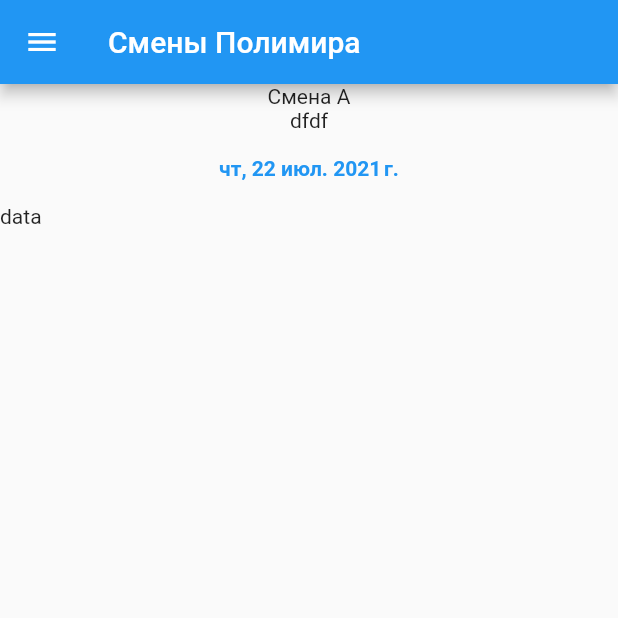
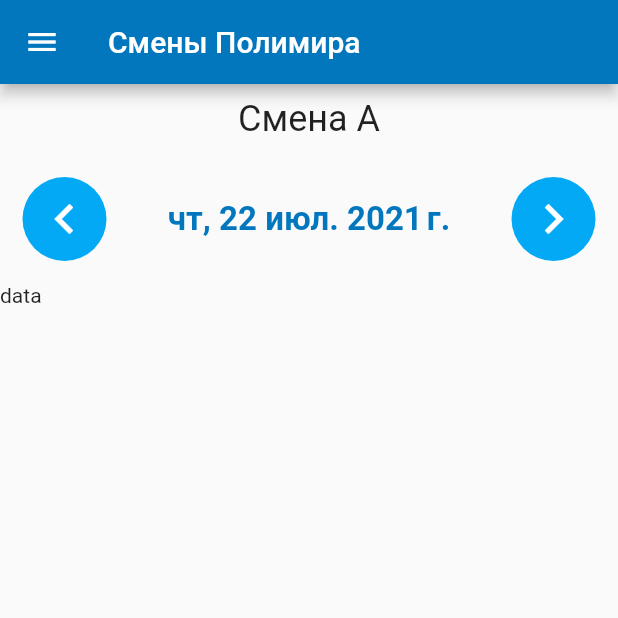
Before and after one commit to amatskevich/calendar_of_factory, a Flutter app: the screen it shows after launch, on a phone screen of 412 x 824 dp, the top half of it. Run offline on Flutter 3.47's test engine with Material 2 defaults, Android fonts, the phone set to English and light mode, and no system bars; Roboto replaces fonts that are missing (Georgia, Hind).

Commit message:
- update versions - refactoring project structure - add shift info widget - add date control widget

```diff
--- a/lib/main.dart
+++ b/lib/main.dart
@@ -3,7 +3,7 @@ import 'package:flutter/material.dart';
 import 'screens/about_screen.dart';
 import 'screens/calendar_screen.dart';
 import 'screens/configuration_screen.dart';
-import 'screens/single_main_screen.dart';
+import 'single_main_screen/single_main_screen.dart';
 
 void main() => runApp(MyApp());
 
@@ -20,7 +20,17 @@ class _MyAppState extends State<MyApp> {
       title: 'Смены Полимира',
       initialRoute: '/',
       theme: ThemeData(
-        primarySwatch: Colors.blue,
+        // brightness: Brightness.dark,
+        primaryColor: Colors.lightBlue[800],
+        accentColor: Colors.cyan[600],
+
+        fontFamily: 'Georgia',
+
+        textTheme: TextTheme(
+          headline1: TextStyle(fontSize: 72.0, fontWeight: FontWeight.bold),
+          headline6: TextStyle(fontSize: 36.0, fontStyle: FontStyle.italic),
+          bodyText2: TextStyle(fontSize: 14.0, fontFamily: 'Hind'),
+        ),
       ),
 //      home: SingleMainScreen(),
       routes: {
--- /dev/null
+++ b/lib/single_main_screen/date_arrow_button.dart
@@ -0,0 +1,25 @@
+import 'package:flutter/material.dart';
+
+class DateArrowButton extends StatelessWidget {
+  final IconData iconData;
+  final VoidCallback func;
+  const DateArrowButton(this.iconData, this.func);
+
+  @override
+  Widget build(BuildContext context) {
+    return Center(
+      child: Ink(
+        decoration: const ShapeDecoration(
+          color: Colors.lightBlue,
+          shape: CircleBorder(),
+        ),
+        child: IconButton(
+          icon: Icon(iconData),
+          iconSize: 40,
+          color: Colors.white,
+          onPressed: func,
+        ),
+      ),
+    );
+  }
+}
--- /dev/null
+++ b/lib/single_main_screen/date_widget.dart
@@ -0,0 +1,70 @@
+import 'package:flutter/cupertino.dart';
+import 'package:flutter/material.dart';
+import 'package:intl/intl.dart';
+
+import 'date_arrow_button.dart';
+
+class DateInfo extends StatefulWidget {
+  const DateInfo({Key? key}) : super(key: key);
+
+  @override
+  _DateInfoState createState() => _DateInfoState();
+}
+
+class _DateInfoState extends State<DateInfo> {
+  DateTime _selectedDate = DateTime.now();
+
+  void _presentDatePicker() {
+    showDatePicker(
+      context: context,
+      initialDate: _selectedDate,
+      firstDate: DateTime(2020),
+      lastDate: DateTime(2100),
+    ).then((pickedDate) {
+      if (pickedDate == null) {
+        return;
+      }
+      setState(() {
+        _selectedDate = pickedDate;
+      });
+    });
+  }
+
+  void _nextDay() {
+    setState(() {
+      _selectedDate = _selectedDate.add(const Duration(days: 1));
+    });
+  }
+
+  void _beforeDay() {
+    setState(() {
+      _selectedDate = _selectedDate.add(const Duration(days: -1));
+    });
+  }
+
+  @override
+  Widget build(BuildContext context) {
+    return Container(
+      width: double.infinity,
+      margin: EdgeInsets.all(15),
+      child: Row(
+        children: [
+          DateArrowButton(Icons.keyboard_arrow_left, _beforeDay),
+          Expanded(
+            child: TextButton(
+              style:
+                  TextButton.styleFrom(primary: Theme.of(context).primaryColor),
+              child: Text(
+                DateFormat('yMMMEd', 'ru_RU').format(_selectedDate),
+                textAlign: TextAlign.center,
+                style: TextStyle(fontWeight: FontWeight.bold, fontSize: 22),
+              ),
+              onPressed: _presentDatePicker,
+            ),
+          ),
+          DateArrowButton(Icons.keyboard_arrow_right, _nextDay),
+        ],
+      ),
+    );
+  }
+}
--- /dev/null
+++ b/lib/single_main_screen/info_widget.dart
@@ -0,0 +1,20 @@
+import 'package:flutter/material.dart';
+
+class Info extends StatelessWidget {
+  final String shiftName;
+
+  const Info(this.shiftName);
+
+  @override
+  Widget build(BuildContext context) {
+    return Container(
+      width: double.infinity,
+      margin: EdgeInsets.all(9.5),
+      child: Text(
+        shiftName,
+        style: Theme.of(context).textTheme.headline5,
+        textAlign: TextAlign.center,
+      ),
+    );
+  }
+}
--- a/lib/screens/single_main_screen.dart
+++ b/lib/single_main_screen/single_main_screen.dart
@@ -1,7 +1,8 @@
+import 'package:calendaroffactory/single_main_screen/date_widget.dart';
+import 'package:calendaroffactory/single_main_screen/info_widget.dart';
 import 'package:calendaroffactory/widgets/main_drawer.dart';
 import 'package:flutter/material.dart';
 import 'package:flutter/rendering.dart';
-import 'package:intl/intl.dart';
 import 'package:intl/date_symbol_data_local.dart';
 
 class SingleMainScreen extends StatefulWidget {
@@ -10,24 +11,6 @@ class SingleMainScreen extends StatefulWidget {
 }
 
 class _SingleMainScreenState extends State<SingleMainScreen> {
-  DateTime _selectedDate = DateTime.now();
-
-  void _presentDatePicker() {
-    showDatePicker(
-      context: context,
-      initialDate: DateTime.now(),
-      firstDate: DateTime(2020),
-      lastDate: DateTime.now(),
-    ).then((pickedDate) {
-      if (pickedDate == null) {
-        return;
-      }
-      setState(() {
-        _selectedDate = pickedDate;
-      });
-    });
-  }
-
   @override
   void initState() {
     super.initState();
@@ -38,22 +21,13 @@ class _SingleMainScreenState extends State<SingleMainScreen> {
   Widget build(BuildContext context) {
     return Scaffold(
       appBar: AppBar(
-        title: Text('Смены Полимира'),
+        title: const Text('Смены Полимира'),
       ),
       drawer: MainDrawer(),
       body: Column(
         children: [
-          Text('Смена А'),
-          Text('dfdf'),
-          TextButton(
-            style:
-                TextButton.styleFrom(primary: Theme.of(context).primaryColor),
-            child: Text(
-              DateFormat('yMMMEd', 'ru_RU').format(_selectedDate),
-              style: TextStyle(fontWeight: FontWeight.bold),
-            ),
-            onPressed: _presentDatePicker,
-          ),
+          Info('Смена А'),
+          DateInfo(),
           ListView.builder(
             itemBuilder: (ctx, index) {
               return Text('data');
--- a/lib/widgets/main_drawer.dart
+++ b/lib/widgets/main_drawer.dart
@@ -18,7 +18,7 @@ class MainDrawer extends StatelessWidget {
           fontWeight: FontWeight.bold,
         ),
       ),
-      onTap: tapHandler,
+      onTap: () => tapHandler(),
     );
   }
 
--- a/pubspec.yaml
+++ b/pubspec.yaml
@@ -14,16 +14,16 @@ description: Calendar of Polimir 2
 version: 1.0.0+1
 
 environment:
-  sdk: ">=2.2.2 <3.0.0"
+  sdk: ">=2.12.2 <3.0.0"
 
 dependencies:
   flutter:
     sdk: flutter
-  intl: ^0.16.1
+  intl: ^0.17.0
 
   # The following adds the Cupertino Icons font to your application.
   # Use with the CupertinoIcons class for iOS style icons.
-  cupertino_icons: ^0.1.2
+  cupertino_icons: ^1.0.3
 
 dev_dependencies:
   flutter_test:
```
Also changed, not shown: lib/models/Position.dart (+7 -3 lines), lib/models/Shift.dart (+5 -2 lines), lib/models/Timetable.dart (+5 -3 lines).
